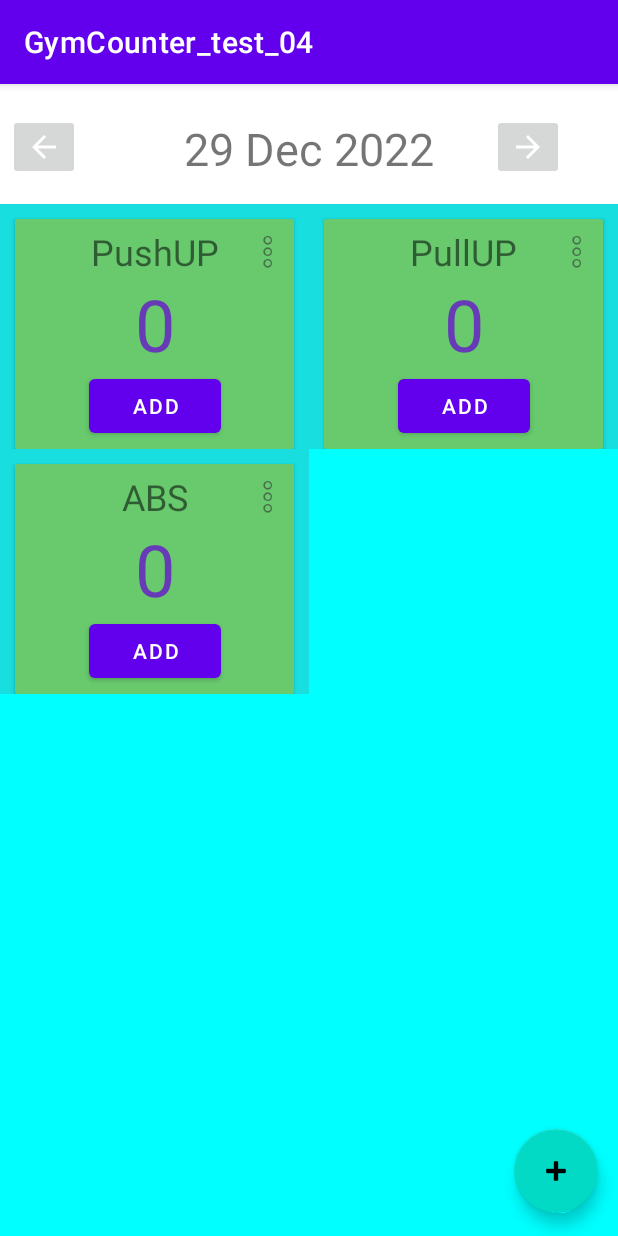
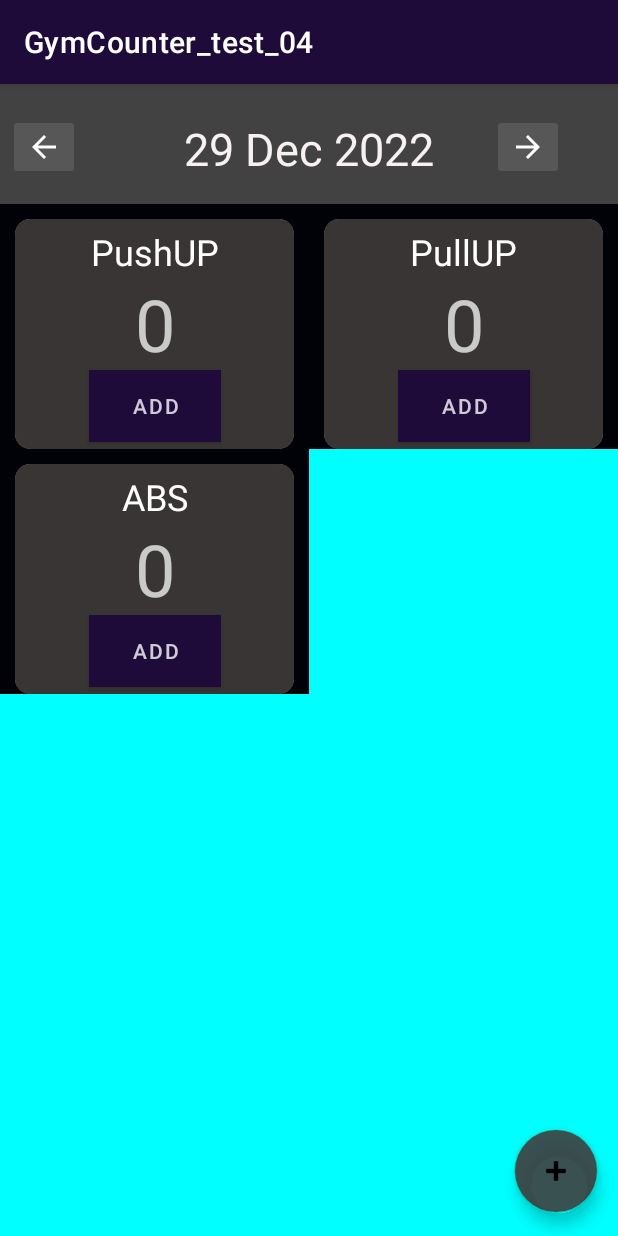
Before and after one commit to paliydmn/GymCounter, an Android app: the screen it shows after launch (MainActivity), on a phone screen of 412 x 824 dp. Run offline under Robolectric (Android 15) with nearby library versions, the phone set to English and light mode, and no system bars.

Commit message:
first commit

```diff
--- a/app/src/main/res/layout/activity_main.xml
+++ b/app/src/main/res/layout/activity_main.xml
@@ -4,7 +4,9 @@
     xmlns:tools="http://schemas.android.com/tools"
     android:layout_width="match_parent"
     android:layout_height="match_parent"
-    tools:context=".MainActivity">
+    tools:context=".MainActivity"
+    android:background="@color/cardview_dark_background"
+    >
 
     <androidx.recyclerview.widget.RecyclerView
         android:id="@+id/recyclerView"
@@ -13,20 +15,23 @@
         android:layout_marginTop="80dp"
         app:layout_constraintBottom_toBottomOf="parent"
         app:layout_constraintEnd_toEndOf="parent"
+        android:background="#DF1E1818"
         app:layout_constraintStart_toStartOf="parent"
-        app:layout_constraintTop_toTopOf="parent" />
+        app:layout_constraintTop_toTopOf="parent"
+        />
 
     <TextView
         android:id="@+id/tvDate"
         android:layout_width="wrap_content"
         android:layout_height="wrap_content"
         android:text="25 December 2022"
+        android:textColor="#F8F1F1"
         android:textSize="30sp"
         app:layout_constraintBottom_toTopOf="@+id/recyclerView"
         app:layout_constraintEnd_toEndOf="parent"
         app:layout_constraintStart_toStartOf="parent"
+
         app:layout_constraintTop_toTopOf="parent"
-
         app:layout_constraintVertical_bias="0.575" />
 
     <ImageButton
@@ -35,6 +40,7 @@
         android:layout_height="wrap_content"
         android:layout_marginStart="5dp"
         android:layout_marginTop="20dp"
+        android:backgroundTint="#34AAA6A6"
         android:onClick="onBeforeDate"
         app:layout_constraintEnd_toStartOf="@+id/tvDate"
         app:layout_constraintHorizontal_bias="0.0"
@@ -50,6 +56,7 @@
         android:layout_marginEnd="5dp"
         android:onClick="onAfterDate"
         android:rotationY="180"
+        android:backgroundTint="#34AAA6A6"
         app:layout_constraintEnd_toEndOf="parent"
         app:layout_constraintHorizontal_bias="0.56"
         app:layout_constraintStart_toEndOf="@+id/tvDate"
@@ -62,12 +69,15 @@
         android:layout_height="wrap_content"
         android:layout_marginEnd="5dp"
         android:layout_marginBottom="15dp"
+        android:background="@color/white"
+        android:backgroundTint="#DF423838"
         android:clickable="true"
+        android:tint="@android:color/white"
+        android:onClick="onAddNewItem"
         app:layout_constraintBottom_toBottomOf="parent"
         app:layout_constraintEnd_toEndOf="parent"
         app:layout_constraintHorizontal_bias="0.977"
         app:layout_constraintStart_toStartOf="parent"
-        app:srcCompat="@android:drawable/ic_input_add"
-        android:onClick="onAddNewItem"/>
+        app:srcCompat="@android:drawable/ic_input_add" />
 
 </androidx.constraintlayout.widget.ConstraintLayout>
--- a/app/src/main/res/layout/activity_main2.xml
+++ b/app/src/main/res/layout/activity_main2.xml
@@ -4,11 +4,12 @@
     xmlns:tools="http://schemas.android.com/tools"
     android:layout_width="match_parent"
     android:layout_height="wrap_content"
-    android:background="#396D6E70"
+    android:background="#000207"
     tools:context=".MainActivity2">
 
     <androidx.cardview.widget.CardView
         android:id="@+id/cardView"
+        app:cardCornerRadius="10dp"
         android:layout_width="match_parent"
         android:layout_height="wrap_content"
         android:layout_marginStart="10dp"
@@ -25,7 +26,7 @@
             android:id="@+id/cardConstrLayout"
             android:layout_width="match_parent"
             android:layout_height="153dp"
-            android:background="#AE23B129">
+            android:background="#DF1E1818">
 
             <TextView
                 android:id="@+id/tvTitle"
@@ -34,6 +35,7 @@
                 android:layout_marginTop="5dp"
                 android:text="Title"
                 android:textSize="24sp"
+                android:textColor="#FFFFFF"
                 app:layout_constraintBottom_toBottomOf="parent"
                 app:layout_constraintEnd_toEndOf="parent"
                 app:layout_constraintStart_toStartOf="parent"
@@ -44,19 +46,23 @@
                 android:id="@+id/btnAdd"
                 android:layout_width="wrap_content"
                 android:layout_height="wrap_content"
+                android:background="#191818"
                 android:text="Add"
+                android:textColor="#C9FFFFFF"
                 app:layout_constraintBottom_toBottomOf="parent"
                 app:layout_constraintEnd_toEndOf="parent"
                 app:layout_constraintStart_toStartOf="parent"
                 app:layout_constraintTop_toBottomOf="@+id/tvTitle"
-                app:layout_constraintVertical_bias="0.928" />
+                app:layout_constraintVertical_bias="0.928"
+                app:rippleColor="#252222"
+                app:strokeColor="#370101" />
 
             <TextView
                 android:id="@+id/tvCount"
                 android:layout_width="wrap_content"
                 android:layout_height="wrap_content"
                 android:text="55"
-                android:textColor="#673AB7"
+                android:textColor="#C9F1F2F4"
                 android:textSize="48sp"
                 app:layout_constraintBottom_toTopOf="@+id/btnAdd"
                 app:layout_constraintEnd_toEndOf="parent"
--- a/app/src/main/res/values/colors.xml
+++ b/app/src/main/res/values/colors.xml
@@ -1,8 +1,8 @@
 <?xml version="1.0" encoding="utf-8"?>
 <resources>
     <color name="purple_200">#FFBB86FC</color>
-    <color name="purple_500">#FF6200EE</color>
-    <color name="purple_700">#FF3700B3</color>
+    <color name="purple_500">#1F0B3A</color>
+    <color name="purple_700">#1C0B42</color>
     <color name="teal_200">#FF03DAC5</color>
     <color name="teal_700">#FF018786</color>
     <color name="black">#FF000000</color>
```
